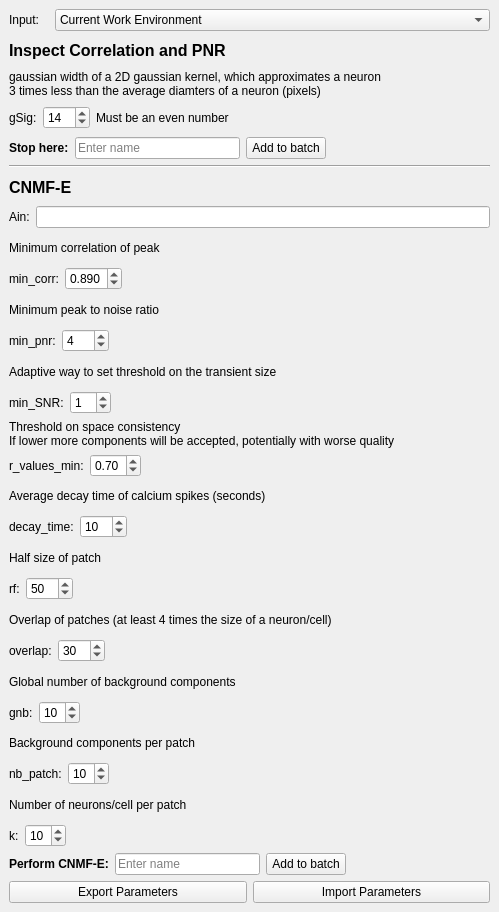
kushalkolar/MESmerize, file mesmerize/viewer/modules/ui_files/cnmfe_pytemplate.ui: the form before one commit.
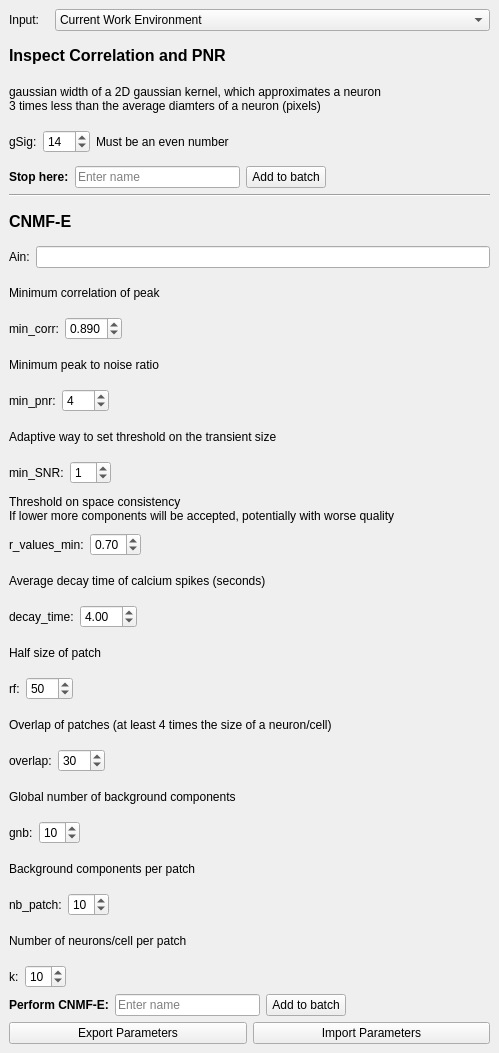
The form after the commit.

The edit to the form file:
```diff
--- a/mesmerize/viewer/modules/ui_files/cnmfe_pytemplate.ui
+++ b/mesmerize/viewer/modules/ui_files/cnmfe_pytemplate.ui
@@ -10,7 +10,7 @@
     <x>0</x>
     <y>0</y>
     <width>499</width>
-    <height>912</height>
+    <height>1053</height>
    </rect>
   </property>
   <property name="floating">
@@ -392,15 +392,15 @@
        </widget>
       </item>
       <item>
-       <widget class="QSpinBox" name="spinBoxDecayTime">
+       <widget class="QDoubleSpinBox" name="doubleSpinBoxDecayTime">
         <property name="minimum">
-         <number>1</number>
+         <double>0.100000000000000</double>
         </property>
-        <property name="maximum">
-         <number>999</number>
+        <property name="singleStep">
+         <double>0.500000000000000</double>
         </property>
         <property name="value">
-         <number>10</number>
+         <double>4.000000000000000</double>
         </property>
        </widget>
       </item>
```
Left out of the diff: 1 changed line with no effect on the pictures.
